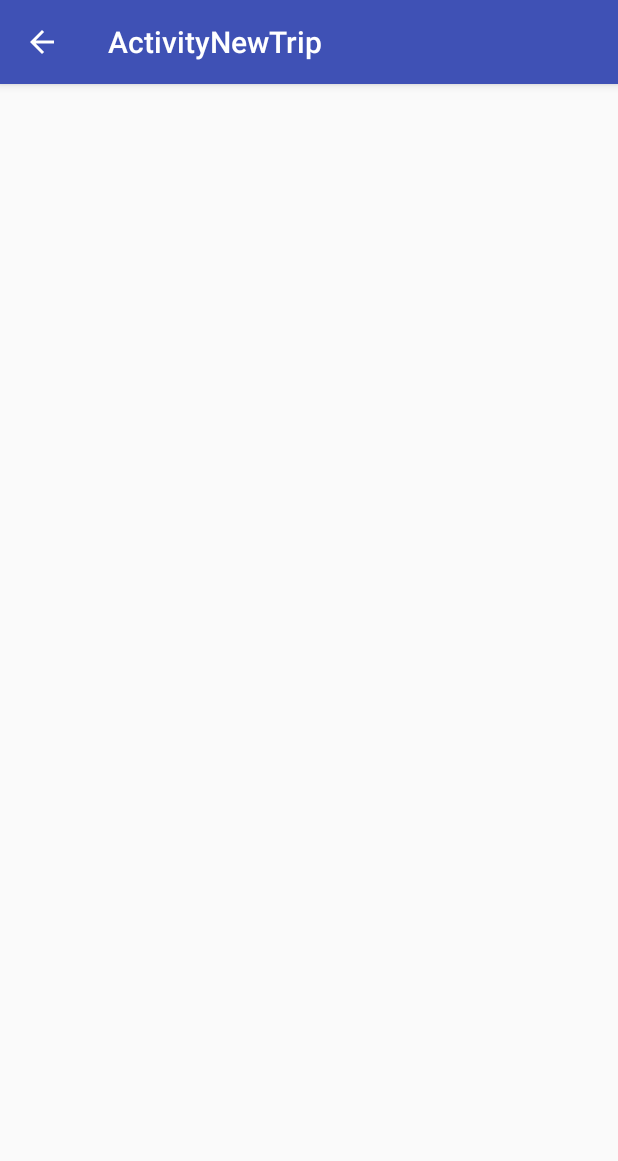
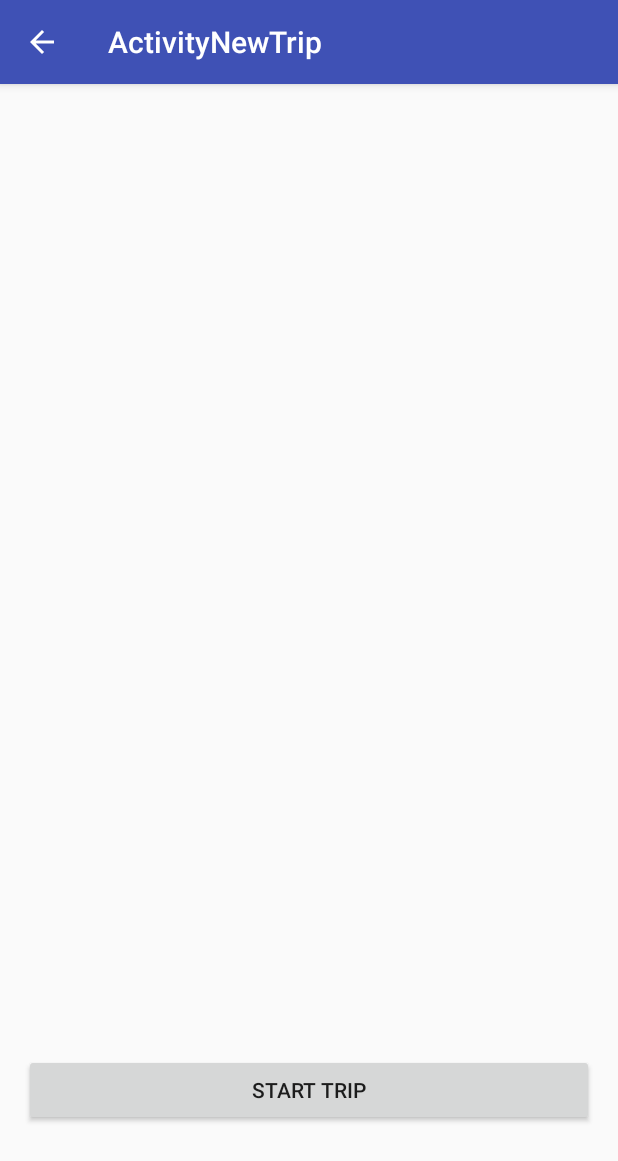
Before and after one commit to rakj1/AverageSpeed, an Android app: the ActivityNewTrip screen opened directly, with no data from a screen before it, on a phone screen of 412 x 824 dp. Shown: the top 1161 px of the screen. Run offline under Robolectric (Android 15) with nearby library versions, the phone set to English and light mode, and no system bars.

Commit message:
Added in button and onclick for starting the trip

```diff
--- a/app/src/main/java/nz/ones/ryanj/averagespeed/Activity/ActivityNewTrip.java
+++ b/app/src/main/java/nz/ones/ryanj/averagespeed/Activity/ActivityNewTrip.java
@@ -1,11 +1,10 @@
 package nz.ones.ryanj.averagespeed.Activity;
 
 import android.os.Bundle;
-import android.support.design.widget.FloatingActionButton;
-import android.support.design.widget.Snackbar;
 import android.support.v7.app.AppCompatActivity;
 import android.support.v7.widget.Toolbar;
 import android.view.View;
+import android.widget.Button;
 
 import nz.ones.ryanj.averagespeed.R;
 
@@ -18,6 +17,15 @@ public class ActivityNewTrip extends AppCompatActivity {
         Toolbar toolbar = (Toolbar) findViewById(R.id.toolbar);
         setSupportActionBar(toolbar);
         getSupportActionBar().setDisplayHomeAsUpEnabled(true);
+
+        /********Boring UI binding********/
+        /*Start Trip Button*/
+        Button startButton = (Button)findViewById(R.id.buttonStartTrip);
+        startButton.setOnClickListener(new Button.OnClickListener() {
+            public void onClick(View v){
+
+            }
+        });
     }
 
 }
--- a/app/src/main/res/layout/content_activity_new_trip.xml
+++ b/app/src/main/res/layout/content_activity_new_trip.xml
@@ -10,4 +10,16 @@
     tools:showIn="@layout/activity_activity_new_trip"
     tools:context="nz.ones.ryanj.averagespeed.Activity.ActivityNewTrip">
 
+    <Button
+        android:layout_width="wrap_content"
+        android:layout_height="wrap_content"
+        android:text="Start Trip"
+        android:id="@+id/buttonStartTrip"
+        android:layout_marginBottom="57dp"
+        android:layout_alignParentBottom="true"
+        android:layout_alignParentLeft="true"
+        android:layout_alignParentStart="true"
+        android:layout_alignParentRight="true"
+        android:layout_alignParentEnd="true" />
+
 </RelativeLayout>
```
